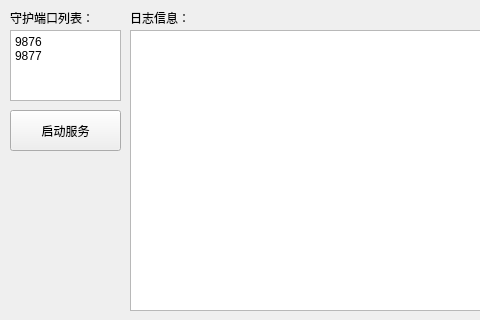
Old version of the form DaemonService/mainwindow.ui in the repository jie65535/DaemonService; both pictures show x 0 to 480 and y 0 to 320 of the 700 by 320 pixel window.
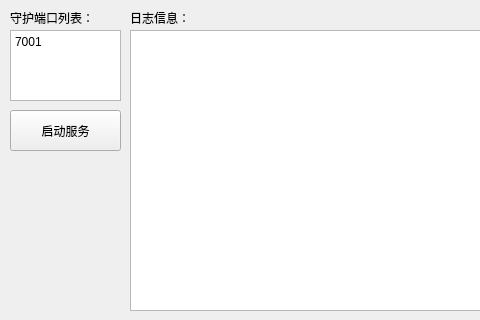
New version of the form.

Diff of the .ui file:
```diff
--- a/DaemonService/mainwindow.ui
+++ b/DaemonService/mainwindow.ui
@@ -53,9 +53,7 @@
      </rect>
     </property>
     <property name="plainText">
-     <string>9876
-9877
-</string>
+     <string>7001</string>
     </property>
    </widget>
    <widget class="QPushButton" name="pushButton">
```
